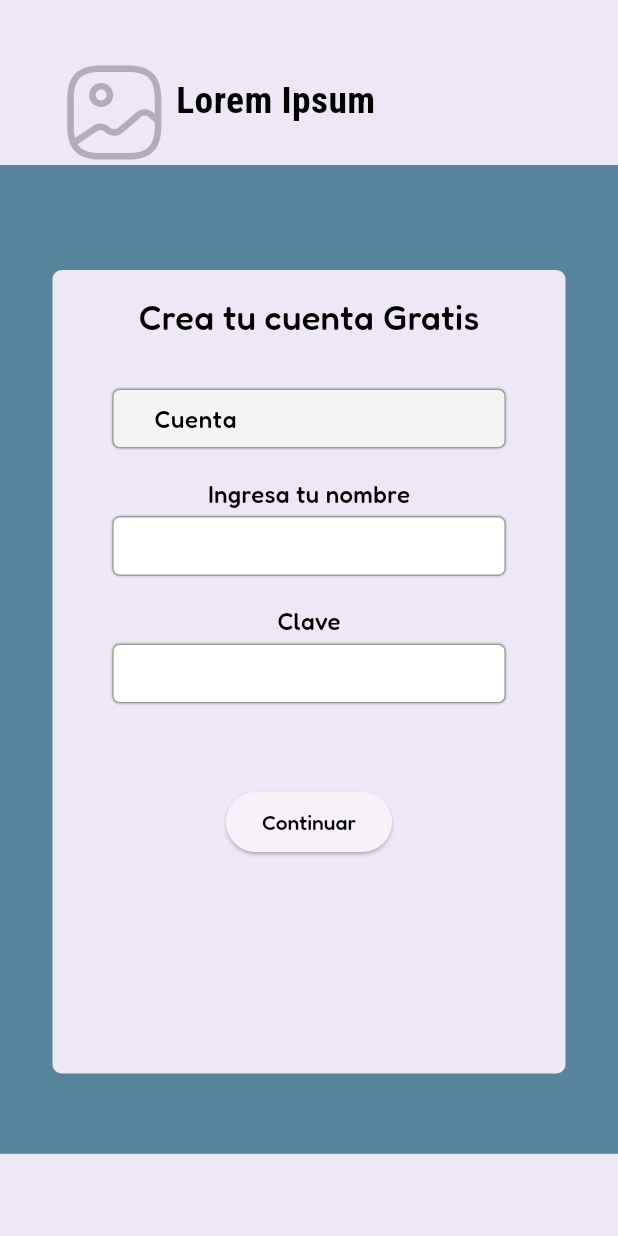
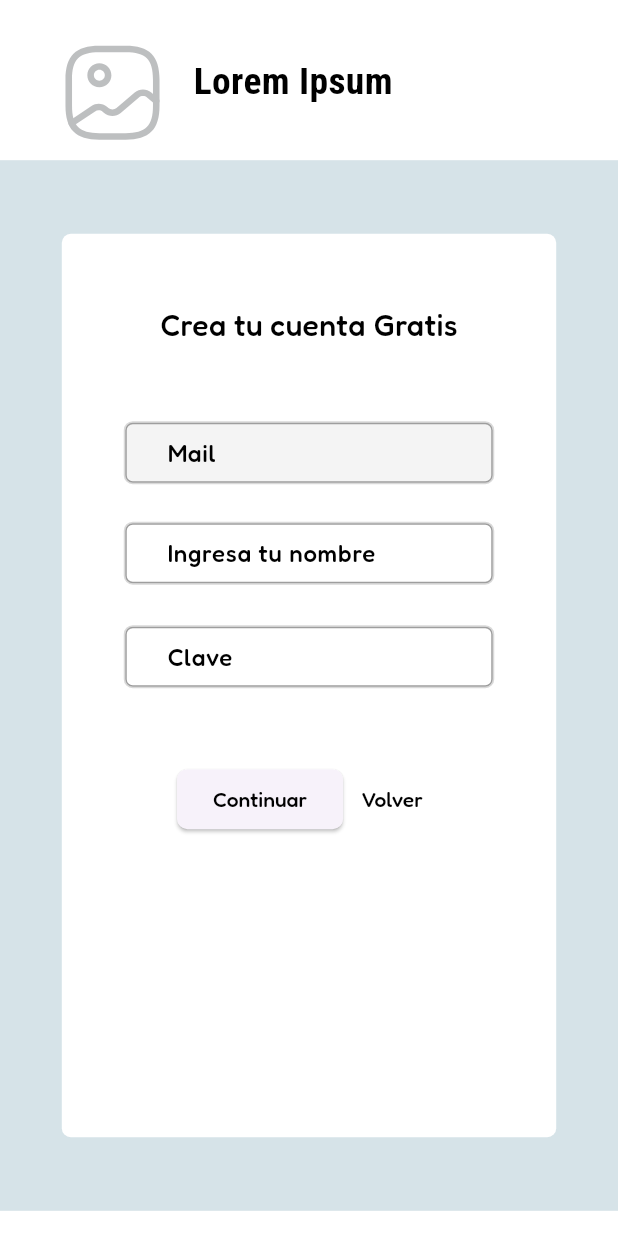
Before and after one commit to fla1606web/hal-front, a Flutter app: the MacBookPro9 screen opened by its route, on a phone screen of 412 x 824 dp. Run offline on Flutter 3.47's test engine with Material 3 defaults, Android fonts, the phone set to English and light mode, and no system bars; our stand-ins replace dropdown_search, faker, flutter_form_builder, flutter_svg, google_fonts, shared_preferences and 1 more; missing offline and left inert: pluto_grid; accounts and stored records are empty.

```diff
--- a/lib/main.dart
+++ b/lib/main.dart
@@ -44,10 +44,10 @@ class MyApp extends StatelessWidget {
         //body: MacBookPro3(),
         //body: MacBookPro5(),
         //body: MacBookPro6(),
-        body: IndexPage(),
+        //body: IndexPage(),
         //body: MacBookPro7(),
         //body: MacBookPro8(),
-        //body: LoginPage(),
+        body: LoginPage(),
       ),
     );
   }
--- a/lib/pages/mac_book_pro_9.dart
+++ b/lib/pages/mac_book_pro_9.dart
@@ -5,6 +5,8 @@ import 'dart:developer';
 
 import 'package:flutter_app/components/text_field_hal.dart';
 import 'package:flutter_app/components/text_field_password_hal.dart';
+import 'package:flutter_app/pages/login_screen.dart';
+import 'package:flutter_app/values/app_routes.dart';
 import 'dart:ui';
 import 'package:flutter_svg/flutter_svg.dart';
 import 'package:google_fonts/google_fonts.dart';
@@ -18,7 +20,6 @@ class MacBookPro9 extends StatefulWidget {
 }
 
 class _MacBookPro9State extends State<MacBookPro9> {
-
   dynamic _id;
   final _usernameController = TextEditingController();
   final _accountController = TextEditingController();
@@ -33,41 +34,41 @@ class _MacBookPro9State extends State<MacBookPro9> {
     return Scaffold(
       body: Container(
         decoration: BoxDecoration(
-          color: Colors.deepPurple[50],
+          color: Colors.white,
         ),
+        width: screenWidth,
         child: Container(
-          padding: EdgeInsets.fromLTRB(0, 0, 0, 0),
+          padding: EdgeInsets.fromLTRB(0, 10, 0, 0),
           child: Column(
-            mainAxisAlignment: MainAxisAlignment.start,
+            mainAxisAlignment: MainAxisAlignment.center,
             crossAxisAlignment: CrossAxisAlignment.center,
             children: [
               Container(
-                margin: EdgeInsets.fromLTRB(35, 0, 35, 0),
-                child: Align(
-                  alignment: Alignment.topLeft,
+                margin: EdgeInsets.fromLTRB(40, 0, 0, 10),
                 child: Row(
                   mainAxisAlignment: MainAxisAlignment.start,
-                    crossAxisAlignment: CrossAxisAlignment.center,
+                  crossAxisAlignment: CrossAxisAlignment.start,
                   children: [
                     Container(
-                        margin: EdgeInsets.fromLTRB(0, 40, 0, 0),
+                      margin: EdgeInsets.fromLTRB(0, 0, 19, 0),
                       child: Opacity(
                         opacity: 0.3,
                         child: Container(
-                            width: screenWidth * 0.20,
+                          width: 70,
                           height: 70,
                           child: Container(
                             width: 70,
                             height: 70,
                             child: SvgPicture.asset(
-                                'assets/vectors/gallery_2_x2.svg',
+                              'assets/vectors/gallery_14_x2.svg',
                             ),
                           ),
                         ),
                       ),
                     ),
-                      Container(
-                        margin: EdgeInsets.fromLTRB(0, 35, 0, 10),
+                    Center(
+                      child: Container(
+                        margin: EdgeInsets.fromLTRB(0, 10, 0, 0),
                         child: Text(
                           'Lorem Ipsum',
                           style: GoogleFonts.getFont(
@@ -78,8 +79,8 @@ class _MacBookPro9State extends State<MacBookPro9> {
                           ),
                         ),
                       ),
+                    ),
                   ],
-                  ),
                 ),
               ),
               Align(
@@ -91,57 +92,65 @@ class _MacBookPro9State extends State<MacBookPro9> {
                     Container(
                       margin: EdgeInsets.fromLTRB(0, 0, 0, 0),
                       child: Container(
-                        height: screenHeigth * 0.80,
+                        height: screenHeigth * 0.85,
                         width: setVisible == true
                             ? screenWidth * 0.50
                             : screenWidth * 1,
                         decoration: const BoxDecoration(
-                          color: Color.fromARGB(255, 86, 133, 156),
+                          color: Color.fromARGB(164, 191, 211, 219),
                         ),
-                        child: Stack(
+                        child: LayoutBuilder(
+                          builder: (context, constraint) {
+                            return Stack(
                               children: [
                                 Positioned(
-                              left: 35,
-                              right: 35,
-                              top: 70,
+                                  right: screenWidth < 800
+                                      ? constraint.maxWidth * 0.10
+                                      : constraint.maxWidth * 0.17,
+                                  left: screenWidth < 800
+                                      ? constraint.maxWidth * 0.10
+                                      : constraint.maxWidth * 0.17,
+                                  top: constraint.maxHeight * 0.07,
+                                  bottom: constraint.maxHeight * 0.07,
                                   child: Container(
                                     decoration: BoxDecoration(
-                                  color: Colors.deepPurple[50],
+                                      color: Colors.white,
                                       borderRadius: BorderRadius.circular(6),
-                                ),
-                                child: Container(
-                                  width: screenWidth,
-                                  height: screenHeigth * 0.65,
                                     ),
                                   ),
                                 ),
                                 Container(
                                   child: Column(
                                     mainAxisAlignment: MainAxisAlignment.start,
-                                crossAxisAlignment: CrossAxisAlignment.center,
+                                    crossAxisAlignment:
+                                        CrossAxisAlignment.center,
                                     children: [
                                       Container(
-                                    margin: EdgeInsets.fromLTRB(1, 85, 1, 30),
+                                        margin:
+                                            EdgeInsets.fromLTRB(1, 95, 1, 50),
                                         child: Text(
                                           'Crea tu cuenta Gratis',
                                           style: GoogleFonts.getFont(
                                             'Fredoka',
                                             fontWeight: FontWeight.w500,
-                                        fontSize: 23,
+                                            fontSize:
+                                                screenWidth < 800 ? 20 : 23,
                                             color: Color(0xFF000000),
                                           ),
                                         ),
                                       ),
                                       Container(
-                                    margin: EdgeInsets.fromLTRB(0, 0, 0, 18),
+                                        margin:
+                                            EdgeInsets.fromLTRB(55, 0, 55, 25),
                                         child: Column(
-                                      mainAxisAlignment: MainAxisAlignment.center,
+                                          mainAxisAlignment:
+                                              MainAxisAlignment.center,
                                           crossAxisAlignment:
                                               CrossAxisAlignment.center,
                                           children: [
                                             Container(
-                                          margin:
-                                              EdgeInsets.fromLTRB(0, 0, 0, 18),
+                                              margin: EdgeInsets.fromLTRB(
+                                                  0, 0, 0, 15),
                                               decoration: BoxDecoration(
                                                 border: Border.all(
                                                     color: Color(0xFFD9D9D9)),
@@ -151,15 +160,16 @@ class _MacBookPro9State extends State<MacBookPro9> {
                                               ),
                                               child: Container(
                                                 child: TextFieldHal(
-                                                    controller: _accountController,
-                                                    name: "Cuenta",
-                                                    width:  setVisible == true
-                                                        ? 350 * 1
-                                                        : 350 * 0.75,
+                                                  controller:
+                                                      _accountController,
+                                                  name: "Mail",
+                                                  width: screenWidth < 1350
+                                                      ? 350 * 0.70
+                                                      : 350 * 1,
                                                 ),
                                               ),
                                             ),
-                                        Container(
+                                            /*Container(
                                           margin:
                                               EdgeInsets.fromLTRB(13, 0, 13, 2),
                                           child: Align(
@@ -174,8 +184,10 @@ class _MacBookPro9State extends State<MacBookPro9> {
                                               ),
                                             ),
                                           ),
-                                        ),
+                                        ),*/
                                             Container(
+                                              margin: EdgeInsets.fromLTRB(
+                                                  0, 10, 0, 0),
                                               decoration: BoxDecoration(
                                                 border: Border.all(
                                                     color: Color(0xFFD9D9D9)),
@@ -185,11 +197,12 @@ class _MacBookPro9State extends State<MacBookPro9> {
                                               ),
                                               child: Container(
                                                 child: TextFieldHal(
-                                                    controller: _usernameController,
-                                                    name: "",
-                                                    width:  setVisible == true
-                                                        ? 350 * 1
-                                                        : 350 * 0.75,
+                                                  controller:
+                                                      _usernameController,
+                                                  name: "Ingresa tu nombre",
+                                                  width: screenWidth < 1350
+                                                      ? 350 * 0.70
+                                                      : 350 * 1,
                                                 ),
                                               ),
                                             ),
@@ -197,18 +210,20 @@ class _MacBookPro9State extends State<MacBookPro9> {
                                         ),
                                       ),
                                       Container(
-                                    margin: EdgeInsets.fromLTRB(0, 0, 0, 54),
+                                        margin:
+                                            EdgeInsets.fromLTRB(55, 0, 55, 50),
                                         child: Column(
-                                      mainAxisAlignment: MainAxisAlignment.center,
+                                          mainAxisAlignment:
+                                              MainAxisAlignment.center,
                                           crossAxisAlignment:
                                               CrossAxisAlignment.center,
                                           children: [
                                             Container(
-                                          margin:
-                                              EdgeInsets.fromLTRB(13, 0, 13, 2),
-                                          child: Align(
+                                              margin: EdgeInsets.fromLTRB(
+                                                  13, 0, 13, 2),
+                                              child: const Align(
                                                 alignment: Alignment.topCenter,
-                                            child: Text(
+                                                /*child: Text(
                                               'Clave',
                                               style: GoogleFonts.getFont(
                                                 'Fredoka',
@@ -216,7 +231,7 @@ class _MacBookPro9State extends State<MacBookPro9> {
                                                 fontSize: 16,
                                                 color: Color(0xFF000000),
                                               ),
-                                            ),
+                                            ),*/
                                               ),
                                             ),
                                             Container(
@@ -229,20 +244,34 @@ class _MacBookPro9State extends State<MacBookPro9> {
                                               ),
                                               child: Container(
                                                 child: TextFieldPasswordHal(
-                                                name: "",
-                                                width:  setVisible == true
-                                                  ? 350 * 1
-                                                  : 350 * 0.75,
-                                                controller: _passwordController,
+                                                  name: "Clave",
+                                                  width: screenWidth < 1350
+                                                      ? 350 * 0.70
+                                                      : 350 * 1,
+                                                  controller:
+                                                      _passwordController,
                                                 ),
                                               ),
                                             ),
                                           ],
                                         ),
                                       ),
+                                      Row(
+                                        mainAxisAlignment:
+                                            MainAxisAlignment.center,
+                                        crossAxisAlignment:
+                                            CrossAxisAlignment.center,
+                                        children: [
                                           Container(
-                                    margin: EdgeInsets.fromLTRB(0, 0, 0, 0),
+                                            margin:
+                                                EdgeInsets.fromLTRB(0, 0, 0, 0),
                                             child: ElevatedButton(
+                                              style: ElevatedButton.styleFrom(
+                                                shape: RoundedRectangleBorder(
+                                                    borderRadius:
+                                                        BorderRadius.circular(
+                                                            7)),
+                                              ),
                                               onPressed: () {
                                                 var result = createAccount();
                                                 result.then((value) {
@@ -251,61 +280,88 @@ class _MacBookPro9State extends State<MacBookPro9> {
                                                   _passwordController.clear();
 
                                                   final snackBar = SnackBar(
-                                                          content: Text("Successfully created account"),
-                                                          action: SnackBarAction(label: "Thanks!" ,
+                                                    content: Text(
+                                                        "Successfully created account"),
+                                                    action: SnackBarAction(
+                                                      label: "Thanks!",
                                                       onPressed: () {},
                                                     ),
                                                   );
-                                                          ScaffoldMessenger.of(context).showSnackBar(snackBar);
+                                                  ScaffoldMessenger.of(context)
+                                                      .showSnackBar(snackBar);
                                                 });
                                               },
                                               child: RichText(
                                                 text: TextSpan(
                                                   text: 'Continuar',
-                                                        style:  GoogleFonts.getFont(
+                                                  style: GoogleFonts.getFont(
                                                     'Fredoka',
                                                     fontWeight: FontWeight.w500,
                                                     fontSize: 14,
                                                     color: Color(0xFF000000),
                                                   ),
                                                 ),
+                                              ),
+                                            ),
+                                          ),
+                                          TextButton(
+                                            onPressed: () =>
+                                                (Navigator.pushNamed(
+                                                    context, AppRoutes.login)),
+                                            child: Text(
+                                              'Volver',
+                                              style: GoogleFonts.getFont(
+                                                'Fredoka',
+                                                color: Colors.black,
+                                                fontWeight: FontWeight.w500,
+                                                fontSize: 14,
+                                              ),
+                                            ),
                                           )
-                                        ),
-
+                                        ],
                                       ),
                                     ],
                                   ),
                                 ),
                               ],
+                            );
+                          },
                         ),
                       ),
                     ),
                     Visibility(
                       visible: setVisible,
                       child: Container(
-                        margin: EdgeInsets.fromLTRB(100, 238, 0, 0),
+                        decoration: BoxDecoration(
+                          color: const Color.fromARGB(255, 255, 255, 255),
+                        ),
+                        child: Container(
+                          width: screenWidth * 0.50,
+                          child: Container(
+                            padding: EdgeInsets.fromLTRB(0, 200, 0, 30),
                             child: Column(
-                          mainAxisAlignment: MainAxisAlignment.start,
+                              mainAxisAlignment: MainAxisAlignment.center,
                               crossAxisAlignment: CrossAxisAlignment.center,
                               children: [
                                 Container(
-                              margin: EdgeInsets.fromLTRB(10, 0, 10, 0),
+                                  margin: EdgeInsets.fromLTRB(0, 0, 0, 20),
                                   child: Opacity(
                                     opacity: 0.3,
                                     child: Container(
-                                  width: screenWidth < 800 ? 30 : 70,
+                                      width: 70,
                                       height: 70,
                                       child: Container(
                                         width: 70,
                                         height: 70,
                                         child: SvgPicture.asset(
-                                      'assets/vectors/gallery_4_x2.svg',
+                                          'assets/vectors/gallery_11_x2.svg',
                                         ),
                                       ),
                                     ),
                                   ),
                                 ),
-                            Text(
+                                Container(
+                                  child: Text(
                                     'Lorem Ipsum',
                                     style: GoogleFonts.getFont(
                                       'Roboto Condensed',
@@ -314,7 +370,10 @@ class _MacBookPro9State extends State<MacBookPro9> {
                                       color: Color(0xFF000000),
                                     ),
                                   ),
+                                ),
                               ],
+                            ),
+                          ),
                         ),
                       ),
                     ),
@@ -342,7 +401,8 @@ class _MacBookPro9State extends State<MacBookPro9> {
 
     String b = json.encode(_body);
     try {
-      var response = await http.post(url,
+      var response = await http.post(
+        url,
         headers: {
           'Content-Type': 'application/json',
           'Accept': '*/*',
@@ -392,8 +452,7 @@ class _MacBookPro9State extends State<MacBookPro9> {
             'Content-Type': 'application/json',
             'Accept': 'application/json',
           },
-        body: jsonEncode(_body)
-      );
+          body: jsonEncode(_body));
       if (response.statusCode == 200) {
         log('Datos enviados correctamente:');
         log(response.body);
@@ -407,5 +466,4 @@ class _MacBookPro9State extends State<MacBookPro9> {
       log('Excepción al enviar los datos: $e');
     }
   }
-
 }
--- a/lib/routes.dart
+++ b/lib/routes.dart
@@ -33,7 +33,7 @@ class Routes {
 
     switch (settings.name) {
       case AppRoutes.login:
-        return getRoute(widget: LoginPage());
+        return getRoute(widget: const LoginPage());
 
       case AppRoutes.register:
         return getRoute(widget: const MacBookPro9());
--- a/lib/values/app_routes.dart
+++ b/lib/values/app_routes.dart
@@ -1,7 +1,7 @@
 class AppRoutes {
   const AppRoutes._();
 
-  static const String login = '/login';
+  static const String login = '/';
   static const String register = '/register';
   static const String index = '/index';
   static const String entity = '/entity';
@@ -10,5 +10,4 @@ class AppRoutes {
   static const String createDatabase = '/createDatabase';
   static const String prueba = 'prueba';
   static const String test = 'test';
-
 }
```
Also changed, not shown: lib/components/button_left_bar.dart (+4 -4 lines), lib/pages/base_container.dart (+4 -5 lines), lib/pages/login_screen.dart (+80 -54 lines). Lines whose indentation alone changed are shown as unchanged.
